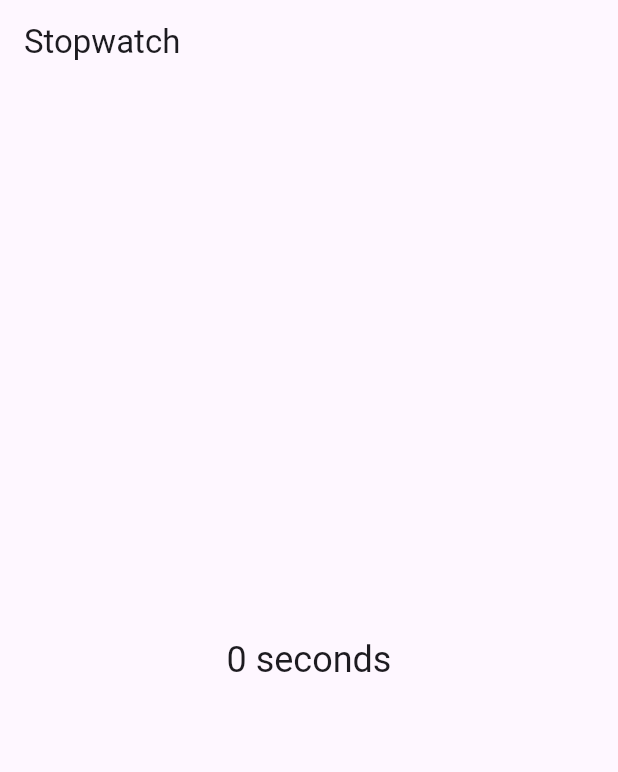
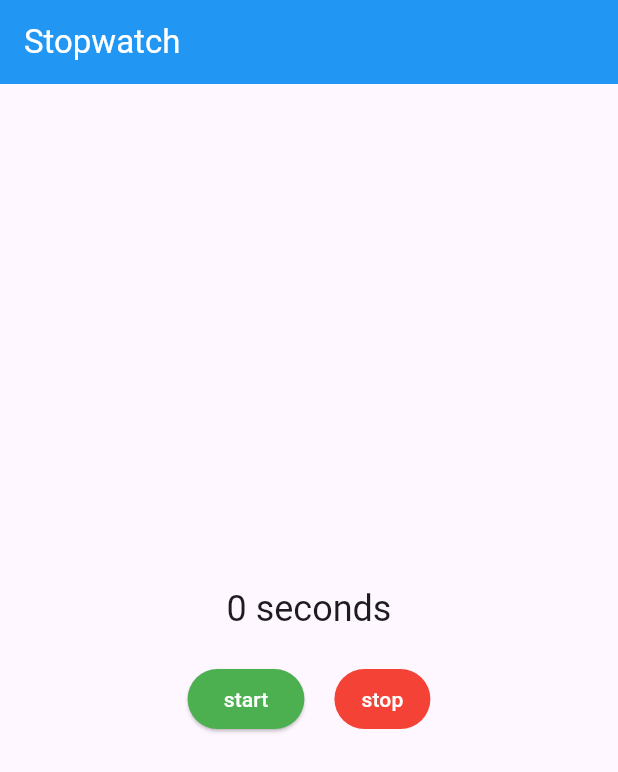
Before and after one commit to MD-DILDAR-MANDAL/learn_flutter, a Flutter app: the first screen one second after launch, on a phone screen of 412 x 824 dp. Shown: the top 772 px of the screen. Run offline on Flutter 3.47's test engine with Material 3 defaults, Android fonts, the phone set to English and light mode, and no system bars.

Commit message:
add buttons

```diff
--- a/lib/stopwatch.dart
+++ b/lib/stopwatch.dart
@@ -10,13 +10,10 @@ class StopWatch extends StatefulWidget{
 
 class _StopWatchState extends State<StopWatch>{
 
+  bool isTicking = false;
   int seconds = 0;
   late Timer timer;
   @override
-  void initState(){
-    super.initState();
-    timer = Timer.periodic(Duration(seconds:1), _onTick);
-  }
 
   void _onTick(Timer time){
     if(mounted){
@@ -33,18 +30,63 @@ class _StopWatchState extends State<StopWatch>{
   }
 
   String _secondsText() => seconds == 1? 'second':'seconds';
+  void _startTimer(){
+    timer  = Timer.periodic(Duration(seconds: 1),_onTick);
+    setState(() {
+      seconds = 0;
+      isTicking = true;
+    });
+  }
+  void _stopTimer(){
+    timer.cancel();
+    setState(() {
+      isTicking = false;
+    });
+  }
 
   @override
   Widget build (BuildContext context){
     return Scaffold(
       appBar: AppBar(
+        backgroundColor: Colors.blue,
+        foregroundColor: Colors.white,
         title:const Text('Stopwatch'),
       ),
-      body: Center(
-        child: Text(
-          '$seconds ${_secondsText()}',
-          style: Theme.of(context).textTheme.headlineSmall,
-        ),
+      body: Column(
+        mainAxisAlignment: MainAxisAlignment.center,
+        children: [
+          Text(
+            '$seconds ${_secondsText()}',
+            style: Theme.of(context).textTheme.headlineSmall,
+          ),
+          const SizedBox(height: 20,),
+          Row(
+            mainAxisAlignment: MainAxisAlignment.center,
+            children: [
+              ElevatedButton(
+                style:ButtonStyle(
+                  backgroundColor: MaterialStateProperty.all<Color>(Colors.green),
+                  foregroundColor: MaterialStateProperty.all<Color>(Colors.white),
+                ),
+                  onPressed:isTicking
+                  ? null
+                  : _startTimer,
+                  child: const Text('start'),
+                ),
+                const SizedBox(width: 20),
+                TextButton(
+                  style: ButtonStyle(
+                    backgroundColor: MaterialStateProperty.all<Color>(Colors.red),
+                    foregroundColor: MaterialStateProperty.all<Color>(Colors.white),
+                  ),
+                  onPressed:isTicking
+                  ? _stopTimer
+                  :null,
+                  child: const Text('stop'),
+              ),
+            ],
+          )
+        ],
       ),
     );
   }
```
